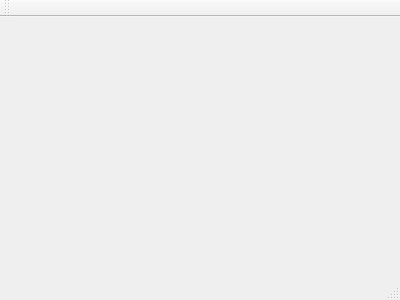
Old version of the form mainwindow.ui in the repository tranter/qt-google-drive.
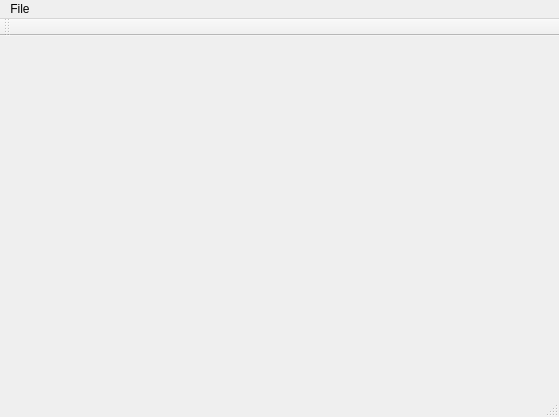
New version of the form.

Commit message: add login form add file menu on the main form

The edit to the form file:
```diff
--- a/mainwindow.ui
+++ b/mainwindow.ui
@@ -1,24 +1,57 @@
 <ui version="4.0">
  <class>MainWindow</class>
- <widget class="QMainWindow" name="MainWindow" >
-  <property name="geometry" >
+ <widget class="QMainWindow" name="MainWindow">
+  <property name="geometry">
    <rect>
     <x>0</x>
     <y>0</y>
-    <width>400</width>
-    <height>300</height>
+    <width>559</width>
+    <height>417</height>
    </rect>
   </property>
   <property name="windowTitle" >
    <string>MainWindow</string>
   </property>
-  <widget class="QMenuBar" name="menuBar" />
-  <widget class="QToolBar" name="mainToolBar" />
-  <widget class="QWidget" name="centralWidget" />
-  <widget class="QStatusBar" name="statusBar" />
+  <widget class="QWidget" name="centralWidget"/>
+  <widget class="QMenuBar" name="menuBar">
+   <property name="geometry">
+    <rect>
+     <x>0</x>
+     <y>0</y>
+     <width>559</width>
+     <height>21</height>
+    </rect>
+   </property>
+   <widget class="QMenu" name="menuFile">
+    <property name="title">
+     <string>File</string>
+    </property>
+    <addaction name="actionLogin"/>
+    <addaction name="actionQuit"/>
+   </widget>
+   <addaction name="menuFile"/>
+  </widget>
+  <widget class="QToolBar" name="mainToolBar">
+   <attribute name="toolBarArea">
+    <enum>TopToolBarArea</enum>
+   </attribute>
+   <attribute name="toolBarBreak">
+    <bool>false</bool>
+   </attribute>
+  </widget>
+  <widget class="QStatusBar" name="statusBar"/>
+  <action name="actionQuit">
+   <property name="text">
+    <string>Quit</string>
+   </property>
+  </action>
+  <action name="actionLogin">
+   <property name="text">
+    <string>Login...</string>
+   </property>
+  </action>
  </widget>
- <layoutDefault spacing="6" margin="11" />
- <pixmapfunction></pixmapfunction>
+ <layoutdefault spacing="6" margin="11"/>
  <resources/>
  <connections/>
 </ui>
```
Left out of the diff: 3 changed lines with no effect on the pictures. The commit also changes 7 other files.
